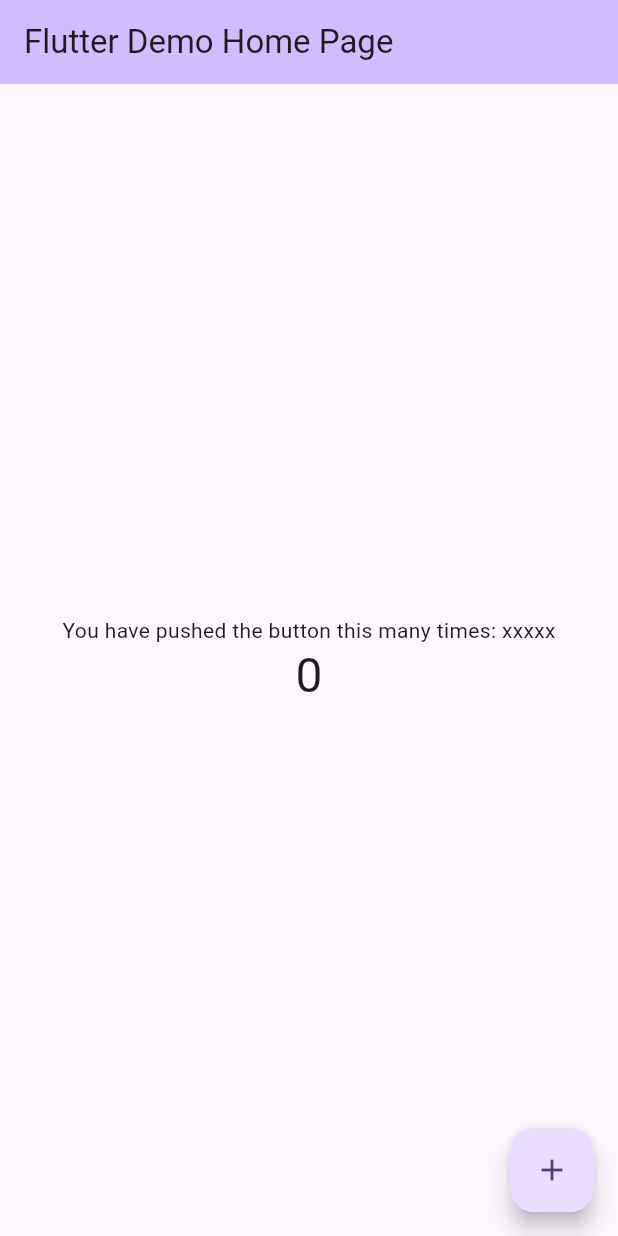
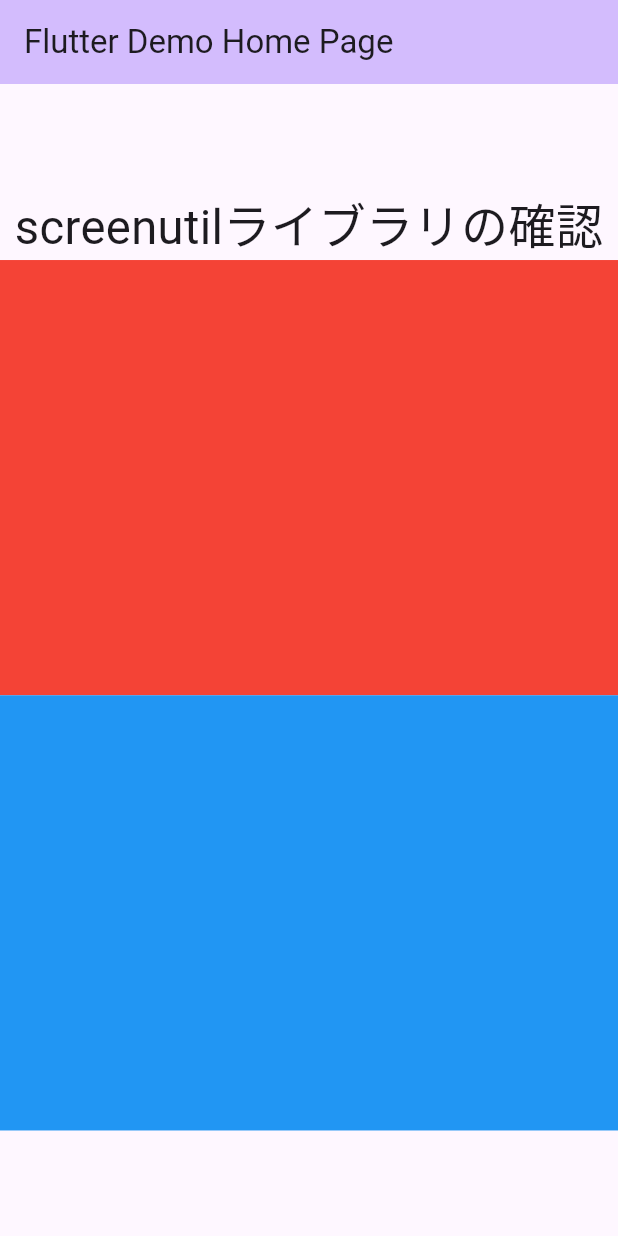
Before and after one commit to investment4057/flutter-golden-test, a Flutter app: the screen it shows after launch, on a phone screen of 412 x 824 dp. Run offline on Flutter 3.47's test engine with Material 3 defaults, Android fonts, the phone set to English and light mode, and no system bars; our stand-ins replace flutter_screenutil.

Commit message:
add screen util

```diff
--- a/lib/main.dart
+++ b/lib/main.dart
@@ -1,7 +1,13 @@
 import 'package:flutter/material.dart';
+import 'package:flutter_screenutil/flutter_screenutil.dart';
 
 void main() {
-  runApp(const MyApp());
+  runApp(
+    ScreenUtilInit(
+      designSize: const Size(393, 852),
+      builder: (context, widget) => const MyApp(),
+    ),
+  );
 }
 
 class MyApp extends StatelessWidget {
@@ -87,39 +93,30 @@ class _MyHomePageState extends State<MyHomePage> {
         title: Text(widget.title),
       ),
       body: Center(
-        // Center is a layout widget. It takes a single child and positions it
-        // in the middle of the parent.
         child: Column(
-          // Column is also a layout widget. It takes a list of children and
-          // arranges them vertically. By default, it sizes itself to fit its
-          // children horizontally, and tries to be as tall as its parent.
-          //
-          // Column has various properties to control how it sizes itself and
-          // how it positions its children. Here we use mainAxisAlignment to
-          // center the children vertically; the main axis here is the vertical
-          // axis because Columns are vertical (the cross axis would be
-          // horizontal).
-          //
-          // TRY THIS: Invoke "debug painting" (choose the "Toggle Debug Paint"
-          // action in the IDE, or press "p" in the console), to see the
-          // wireframe for each widget.
           mainAxisAlignment: MainAxisAlignment.center,
-          children: <Widget>[
-            const Text(
-              'You have pushed the button this many times: xxxxx',
+          children: [
+            Text(
+              'screenutilライブラリの確認',
+              style: TextStyle(fontSize: 30.sp),
             ),
-            Text(
-              '$_counter',
-              style: Theme.of(context).textTheme.headlineLarge,
+            Center(
+              child: Container(
+                height: 300.h,
+                width: 400.w,
+                color: Colors.red,
+              ),
+            ),
+            Center(
+              child: Container(
+                height: 300.h,
+                width: 400.w,
+                color: Colors.blue,
+              ),
             ),
           ],
         ),
       ),
-      floatingActionButton: FloatingActionButton(
-        onPressed: _incrementCounter,
-        tooltip: 'Increment',
-        child: const Icon(Icons.add),
-      ), // This trailing comma makes auto-formatting nicer for build methods.
     );
   }
 }
--- a/pubspec.yaml
+++ b/pubspec.yaml
@@ -35,6 +35,7 @@ dependencies:
   # Use with the CupertinoIcons class for iOS style icons.
   cupertino_icons: ^1.0.2
   golden_toolkit: ^0.15.0
+  flutter_screenutil: ^5.9.3
 
 dev_dependencies:
   flutter_test:
```
Also changed, not shown: pubspec.lock.
